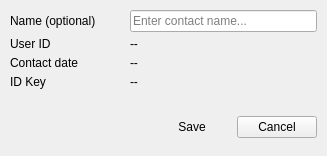
This is BlockSettleUILib/EditContactDialog.ui in BlockSettle/terminal as Qt 5 draws it before an edit. The edited form follows.
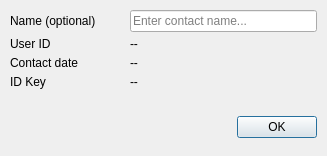
This is the edited form.

The edit to the form file:
```diff
--- a/BlockSettleUILib/EditContactDialog.ui
+++ b/BlockSettleUILib/EditContactDialog.ui
@@ -317,35 +317,9 @@
        <number>10</number>
       </property>
       <item>
-       <spacer name="horizontalSpacer">
-        <property name="orientation">
-         <enum>Qt::Horizontal</enum>
-        </property>
-        <property name="sizeHint" stdset="0">
-         <size>
-          <width>40</width>
-          <height>20</height>
-         </size>
-        </property>
-       </spacer>
-      </item>
-      <item>
-       <widget class="QPushButton" name="saveButton">
-        <property name="text">
-         <string>Save</string>
-        </property>
-        <property name="default">
-         <bool>true</bool>
-        </property>
-        <property name="flat">
-         <bool>true</bool>
-        </property>
-       </widget>
-      </item>
-      <item>
-       <widget class="QPushButton" name="cancelButton">
-        <property name="text">
-         <string>Cancel</string>
+       <widget class="QDialogButtonBox" name="buttonBox">
+        <property name="standardButtons">
+         <set>QDialogButtonBox::Ok</set>
         </property>
        </widget>
       </item>
```
